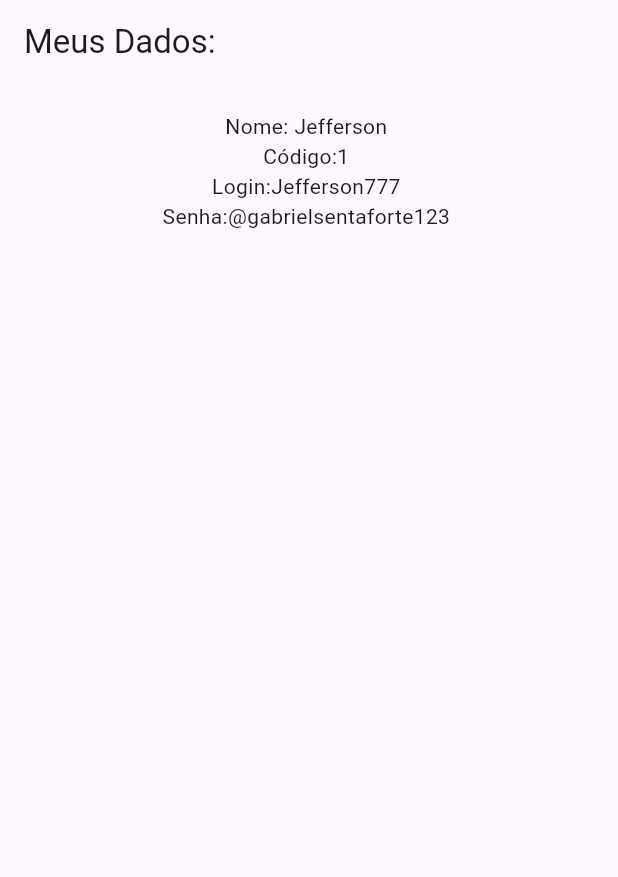
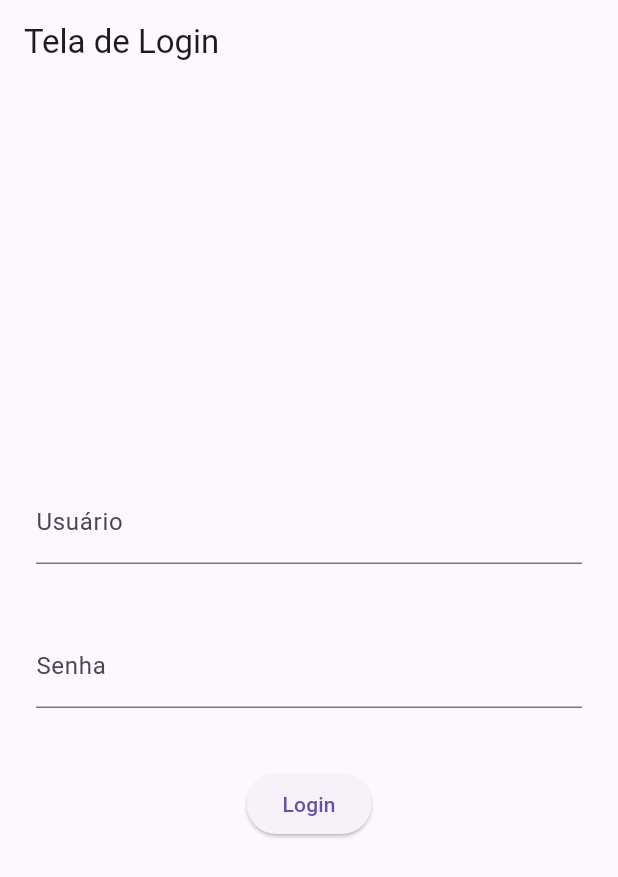
Before and after one commit to Jefferson00000000/mimpedir, a Flutter app: the screen it shows after launch, on a phone screen of 412 x 824 dp. Shown: the top 877 px of the screen. Run offline on Flutter 3.47's test engine with Material 3 defaults, Android fonts, the phone set to English and light mode, and no system bars.

Commit message:
criando tela de home e login com funcionamento básic sem bancos de dados

```diff
--- a/lib/main.dart
+++ b/lib/main.dart
@@ -1,5 +1,6 @@
 import 'package:flutter/material.dart';
 import 'usuario.dart';
+import 'tela_login.dart';
 
 void main() {
   runApp(const MyApp());
@@ -11,30 +12,16 @@ class MyApp extends StatelessWidget {
   @override
   Widget build(BuildContext context) {
 
-    Usuario u = new Usuario(
-      codigo: 1,
-      login: "Jefferson777",
-      nome: "Jefferson",
-      senha: "@gabrielsentaforte123"
+    Usuario u =  Usuario(
+        codigo: 1,
+        login: "Rodolfo123",
+        nome: "Rodolfo",
+        senha: "@senhaforte123"
     );
+
     return MaterialApp(
-     home: Scaffold(
-       appBar: AppBar(
-         title: const  Text("Meus Dados: ")
-       ),
-       body: Center(
-         child:  Padding(padding: const EdgeInsets.all(18.0),
-           child: Column(
-             children: [
-               Text("Nome: ${u.nome} "),
-               Text("Código:${u.codigo} "),
-               Text("Login:${u.login} "),
-               Text("Senha:${u.senha} "),
-             ],
-           ),
-         )
-       )
-     ),
+      debugShowCheckedModeBanner: false,
+      home: Telalogin(),
     );
   }
 }
--- /dev/null
+++ b/lib/tela_home.dart
@@ -0,0 +1,14 @@
+import 'package:flutter/material.dart';
+class TelaHome extends StatelessWidget{
+  TelaHome({super.key});
+
+  @override
+  Widget build(BuildContext context){
+    return Scaffold(
+      appBar: AppBar(title: const Text('Tela home')),
+        body: Center(
+          child: Text('Seja bem vindo ao Mim Pedir!!!'),
+        ),
+      );
+  }
+}
--- /dev/null
+++ b/lib/tela_login.dart
@@ -0,0 +1,52 @@
+import 'package:flutter/material.dart';
+import 'package:mimpedir/tela_home.dart';
+import 'usuario.dart';
+class Telalogin extends StatelessWidget{
+  Telalogin({super.key});
+
+  final TextEditingController usuarioController = TextEditingController();
+  final TextEditingController senhaController = TextEditingController();
+
+  Usuario u = Usuario(
+    codigo: 1,
+    senha: "gabrielbundao123",
+    login: 'jaca00',
+    nome: 'Jefferson'
+  );
+  @override
+  Widget build(BuildContext context) {
+    return Scaffold(
+        appBar: AppBar(title: const Text("Tela de Login")),
+        body: Padding(padding: const EdgeInsets.all(24.0),
+          child: Column(
+            mainAxisAlignment: MainAxisAlignment.center,
+            children: [
+              TextField(
+                decoration: const InputDecoration(labelText: "Usuário"),
+                controller: usuarioController,
+              ),
+              const SizedBox(height: 40),
+              TextField(
+                decoration: const InputDecoration(labelText: "Senha"),
+                obscureText: true,
+                controller: senhaController,
+              ),
+              const SizedBox(height: 40),
+              ElevatedButton(onPressed: (){
+
+                if(u.login == usuarioController.text && u.senha == senhaController.text){
+                  Navigator.push(context,
+                    MaterialPageRoute(builder: (context) => TelaHome())
+                  );
+                }else {
+                  ScaffoldMessenger.of(context).showSnackBar(
+                      SnackBar(content: Text("Login ou senha inválida!!"))
+                  );
+                }
+              }, child: Text("Login"))
+            ],
+          ),
+        )
+    );
+  }
+}
```
